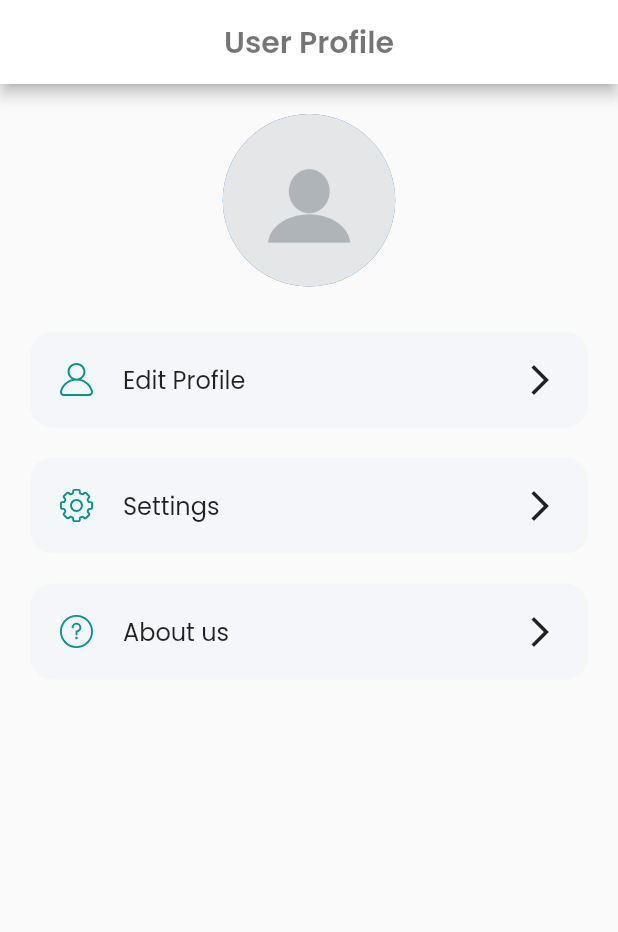
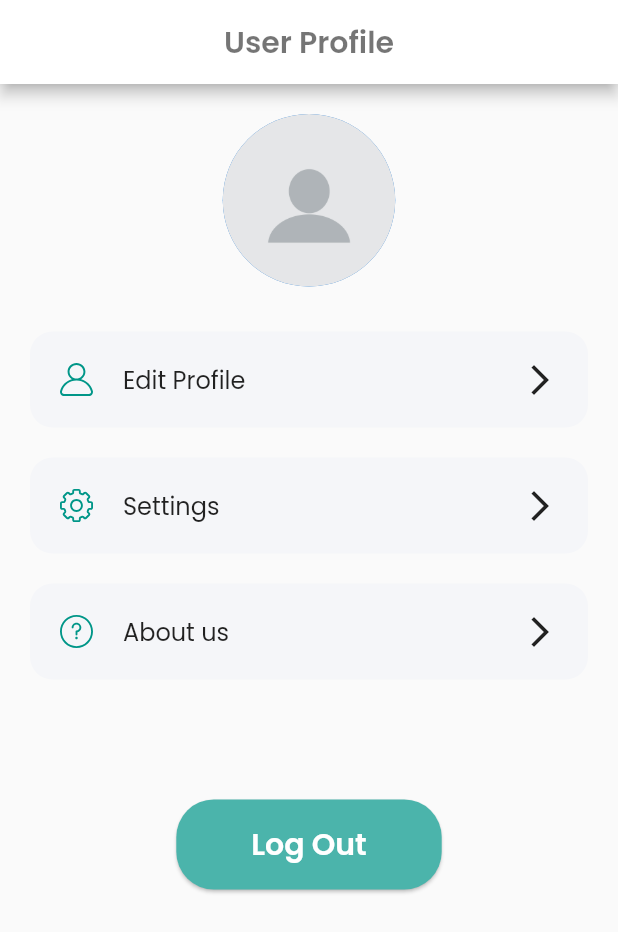
Before and after one commit to IndunilAravinda/IIT-SDGP---EatRight-FLutter-App, a Flutter app: the UserProfilePage screen opened by its route, on a phone screen of 412 x 824 dp. Shown: the top 932 px of the screen. Run offline on Flutter 3.47's test engine with Material 2 defaults, Android fonts, the phone set to English and light mode, and no system bars; our stand-ins replace cloud_firestore, firebase_auth, firebase_core, flutter_svg, shared_preferences and 2 more; missing offline and left inert: dart:ffi; accounts and stored records are empty.

Commit message:
Added Log out option

```diff
--- a/lib/screens/userProfile/components/body.dart
+++ b/lib/screens/userProfile/components/body.dart
@@ -1,4 +1,5 @@
 import 'package:eatright/screens/welcome_screen.dart';
+import 'package:firebase_auth/firebase_auth.dart';
 import 'package:flutter/material.dart';
 
 import 'package:eatright/screens/editProfile/editPro.dart';
--- a/lib/screens/userProfile/userProfile.dart
+++ b/lib/screens/userProfile/userProfile.dart
@@ -1,8 +1,14 @@
+// ignore_for_file: deprecated_member_use
+
+import 'package:eatright/loginPageResources/auth_methods.dart';
 import 'package:eatright/screens/userProfile/components/body.dart';
+import 'package:eatright/screens/welcome_screen.dart';
+import 'package:firebase_auth/firebase_auth.dart';
 import 'package:flutter/material.dart';
 
 class UserProfilePage extends StatelessWidget {
   static String routeName = "/profile";
+
   @override
   Widget build(BuildContext context) {
     return Scaffold(
@@ -13,7 +19,33 @@ class UserProfilePage extends StatelessWidget {
         ),
         centerTitle: true,
       ),
-      body: Body(),
+      body: Column(
+        children: [
+          Body(),
+          /*FirebaseAuth.instance.currentUser!.uid ==
+            widget.uid?*/
+          const SizedBox(height:50),
+          RaisedButton(
+             child: Text(
+              'Log Out',
+              style: Theme.of(context).textTheme.headline3,
+            ),
+            onPressed: () async {
+              await AuthMethods().logOut();
+              Navigator.of(context)
+                  .pushReplacement(
+                MaterialPageRoute(
+                  builder: (context) => WelcomePageWidget(),
+                ),
+              );
+            },
+            color: const Color.fromARGB(255, 75, 180, 171),
+            padding: const EdgeInsets.symmetric(horizontal: 50, vertical: 15),
+            elevation: 1,
+            shape: RoundedRectangleBorder(borderRadius: BorderRadius.circular(25)),
+          )
+        ]
+      )
     );
   }
 }
```
Also changed, not shown: lib/screens/aboutUs/about_us.dart (added).
